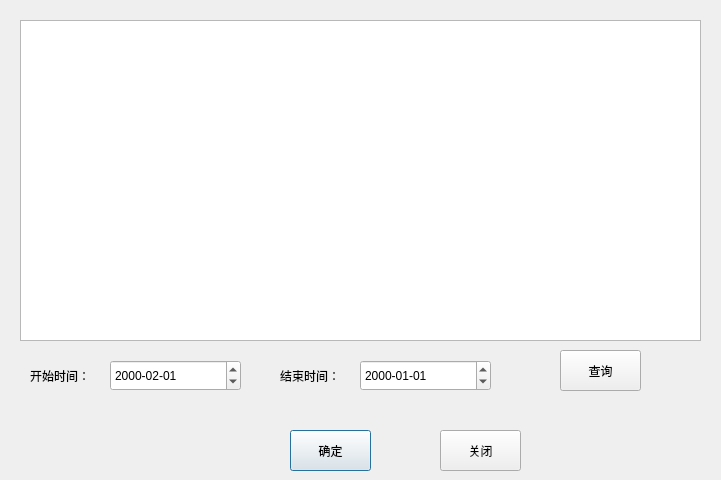
Old version of the form src/recentwindow.ui in the repository guanqian1994/EquipmentManagementSystem.
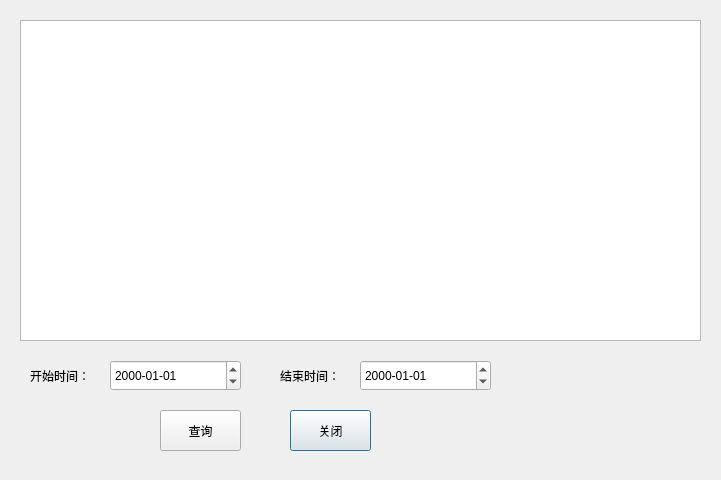
New version of the form.

Patch:
```diff
--- a/src/recentwindow.ui
+++ b/src/recentwindow.ui
@@ -23,24 +23,11 @@
     </rect>
    </property>
   </widget>
-  <widget class="QPushButton" name="ok">
-   <property name="geometry">
-    <rect>
-     <x>290</x>
-     <y>430</y>
-     <width>81</width>
-     <height>41</height>
-    </rect>
-   </property>
-   <property name="text">
-    <string>确定</string>
-   </property>
-  </widget>
   <widget class="QPushButton" name="exit">
    <property name="geometry">
     <rect>
-     <x>440</x>
-     <y>430</y>
+     <x>290</x>
+     <y>410</y>
      <width>81</width>
      <height>41</height>
     </rect>
@@ -52,8 +39,8 @@
   <widget class="QPushButton" name="pushButton">
    <property name="geometry">
     <rect>
-     <x>560</x>
-     <y>350</y>
+     <x>160</x>
+     <y>410</y>
      <width>81</width>
      <height>41</height>
     </rect>
@@ -97,13 +84,23 @@
      <height>31</height>
     </rect>
    </property>
+   <property name="dateTime">
+    <datetime>
+     <hour>0</hour>
+     <minute>0</minute>
+     <second>0</second>
+     <year>2000</year>
+     <month>1</month>
+     <day>1</day>
+    </datetime>
+   </property>
    <property name="displayFormat">
     <string>yyyy-MM-dd</string>
    </property>
    <property name="date">
     <date>
      <year>2000</year>
-     <month>2</month>
+     <month>1</month>
      <day>1</day>
     </date>
    </property>
```
